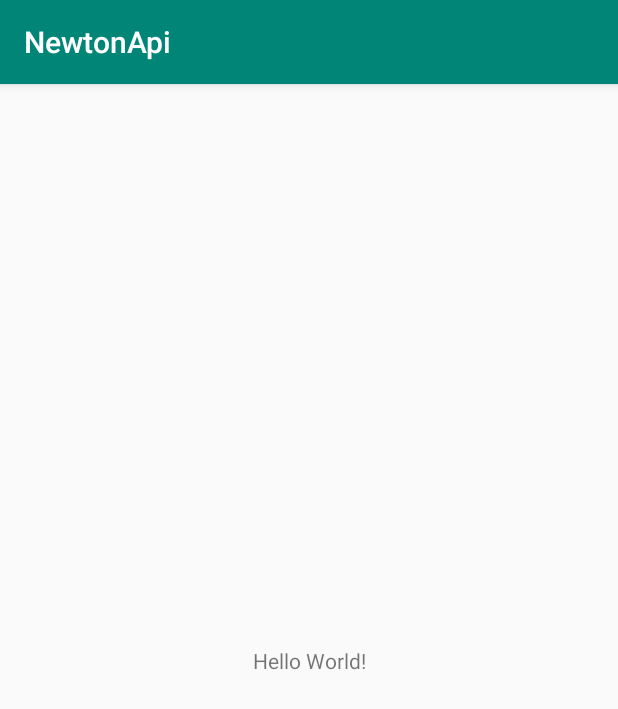
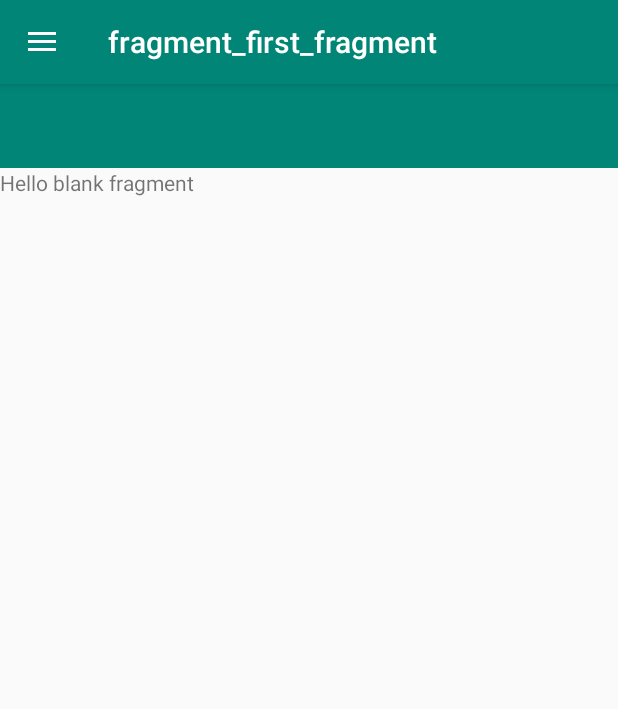
Before and after one commit to liluodii/NewtonApi, an Android app: the screen it shows after launch (MainActivity), on a phone screen of 412 x 824 dp. Shown: the top 709 px of the screen. Run offline under Robolectric (Android 15) with nearby library versions, the phone set to English and light mode, and no system bars; our stand-ins replace navigation-ui.

Commit message:
Files added

```diff
--- a/app/src/main/java/com/example/newtonapi/MainActivity.java
+++ b/app/src/main/java/com/example/newtonapi/MainActivity.java
@@ -1,14 +1,97 @@
 package com.example.newtonapi;
 
+import androidx.annotation.NonNull;
 import androidx.appcompat.app.AppCompatActivity;
+import androidx.appcompat.widget.Toolbar;
+import androidx.core.view.GravityCompat;
+import androidx.drawerlayout.widget.DrawerLayout;
+import androidx.navigation.NavController;
+import androidx.navigation.Navigation;
+import androidx.navigation.ui.NavigationUI;
 
 import android.os.Bundle;
+import android.view.MenuItem;
+import android.widget.Toast;
 
-public class MainActivity extends AppCompatActivity {
+import com.google.android.material.navigation.NavigationView;
+
+public class MainActivity extends AppCompatActivity implements NavigationView.OnNavigationItemSelectedListener {
+
+    public Toolbar toolbar;
+    public DrawerLayout drawerLayout;
+    public NavController navController;
+    public NavigationView navigationView;
 
     @Override
     protected void onCreate(Bundle savedInstanceState) {
         super.onCreate(savedInstanceState);
         setContentView(R.layout.activity_main);
+
+        setUpNavigation();
+
+    }
+
+    public void setUpNavigation(){
+//        toolbar = findViewById(R.id.toolbar);
+//        setSupportActionBar(toolbar);
+//        getSupportActionBar().setDisplayHomeAsUpEnabled(true);
+//        getSupportActionBar().setDisplayShowHomeEnabled(true);
+
+        drawerLayout = findViewById(R.id.drawer_layout);
+        navigationView = findViewById(R.id.navigationView);
+
+        navController = Navigation.findNavController(this,R.id.hostFragment);
+
+        NavigationUI.setupActionBarWithNavController(this,navController,drawerLayout);
+        NavigationUI.setupWithNavController(navigationView,navController);
+
+        navigationView.setNavigationItemSelectedListener(this);
+
+    }
+
+    @Override
+    public void onBackPressed() {
+
+        if (drawerLayout.isDrawerOpen(GravityCompat.START)){
+            drawerLayout.closeDrawer(GravityCompat.START);
+        }
+        else {
+            super.onBackPressed();
+
+        }
+
+    }
+
+
+    @Override
+    public boolean onSupportNavigateUp() {
+        return NavigationUI.navigateUp(Navigation.findNavController(this,R.id.hostFragment),drawerLayout);
+    }
+
+    @Override
+    public boolean onNavigationItemSelected(@NonNull MenuItem menuItem) {
+        menuItem.setCheckable(true); //to highlight the fragments
+        drawerLayout.closeDrawers();
+
+        int id = menuItem.getItemId();
+
+        switch (id){
+            case R.id.firstFragment:
+                Toast.makeText(getApplicationContext(),"first clicked",Toast.LENGTH_LONG).show();
+                navController.navigate(R.id.first_fragment);
+                break;
+            case R.id.secondFragment:
+                Toast.makeText(getApplicationContext(),"second clicked",Toast.LENGTH_LONG).show();
+                navController.navigate(R.id.second_fragment);
+                break;
+
+            case R.id.thirdFragment:
+                Toast.makeText(getApplicationContext(),"third clicked",Toast.LENGTH_LONG).show();
+                navController.navigate(R.id.third_fragment);
+                break;
+        }
+
+
+        return true;
     }
 }
--- /dev/null
+++ b/app/src/main/java/com/example/newtonapi/first_fragment.java
@@ -0,0 +1,30 @@
+package com.example.newtonapi;
+
+import android.os.Bundle;
+
+import androidx.fragment.app.Fragment;
+
+import android.view.LayoutInflater;
+import android.view.View;
+import android.view.ViewGroup;
+
+public class first_fragment extends Fragment {
+
+    public first_fragment() {
+        // Required empty public constructor
+    }
+
+    @Override
+    public void onCreate(Bundle savedInstanceState) {
+        super.onCreate(savedInstanceState);
+    }
+
+    @Override
+    public View onCreateView(LayoutInflater inflater, ViewGroup container,
+                             Bundle savedInstanceState) {
+        // Inflate the layout for this fragment
+        return inflater.inflate(R.layout.quadratic, container, false);
+    }
+
+
+}
--- a/app/src/main/res/layout/activity_main.xml
+++ b/app/src/main/res/layout/activity_main.xml
@@ -1,18 +1,43 @@
 <?xml version="1.0" encoding="utf-8"?>
-<androidx.constraintlayout.widget.ConstraintLayout xmlns:android="http://schemas.android.com/apk/res/android"
+<androidx.drawerlayout.widget.DrawerLayout xmlns:android="http://schemas.android.com/apk/res/android"
     xmlns:app="http://schemas.android.com/apk/res-auto"
     xmlns:tools="http://schemas.android.com/tools"
     android:layout_width="match_parent"
     android:layout_height="match_parent"
+    android:id="@+id/drawer_layout"
     tools:context=".MainActivity">
 
-    <TextView
+    <LinearLayout
+        android:orientation="vertical"
+        android:layout_width="match_parent"
+        android:layout_height="match_parent">
+
+
+        <androidx.appcompat.widget.Toolbar
+            android:id="@+id/toolbar"
+            android:layout_width="match_parent"
+            android:layout_height="?attr/actionBarSize"
+            android:background="@color/colorPrimary"
+            android:theme="@style/ThemeOverlay.AppCompat.Dark"/>
+
+        <fragment
+            android:layout_width="match_parent"
+            android:layout_height="match_parent"
+            android:id="@+id/hostFragment"
+            app:defaultNavHost="true"
+            android:name="androidx.navigation.fragment.NavHostFragment"
+            app:navGraph="@navigation/navigation_graph"/>
+
+    </LinearLayout>
+
+    <com.google.android.material.navigation.NavigationView
         android:layout_width="wrap_content"
-        android:layout_height="wrap_content"
-        android:text="Hello World!"
-        app:layout_constraintBottom_toBottomOf="parent"
-        app:layout_constraintLeft_toLeftOf="parent"
-        app:layout_constraintRight_toRightOf="parent"
-        app:layout_constraintTop_toTopOf="parent" />
+        android:layout_height="match_parent"
+        android:id="@+id/navigationView"
+        android:layout_gravity="start"
+        android:fitsSystemWindows="true"
+        app:headerLayout="@layout/header_layout"
+        app:menu="@menu/menu_layout"
+        />
 
-</androidx.constraintlayout.widget.ConstraintLayout>
+</androidx.drawerlayout.widget.DrawerLayout>
--- /dev/null
+++ b/app/src/main/res/layout/quadratic.xml
@@ -0,0 +1,14 @@
+<?xml version="1.0" encoding="utf-8"?>
+<FrameLayout xmlns:android="http://schemas.android.com/apk/res/android"
+    xmlns:tools="http://schemas.android.com/tools"
+    android:layout_width="match_parent"
+    android:layout_height="match_parent"
+    tools:context=".first_fragment">
+
+    <!-- TODO: Update blank fragment layout -->
+    <TextView
+        android:layout_width="match_parent"
+        android:layout_height="match_parent"
+        android:text="@string/hello_blank_fragment" />
+
+</FrameLayout>
--- /dev/null
+++ b/app/src/main/res/menu/menu_layout.xml
@@ -0,0 +1,19 @@
+<?xml version="1.0" encoding="utf-8"?>
+<menu xmlns:android="http://schemas.android.com/apk/res/android">
+
+
+    <group android:checkableBehavior="single">
+
+        <item android:id="@+id/firstFragment"
+            android:title="Quadratic"
+            />
+
+        <item android:id="@+id/secondFragment"
+            android:title="Geometry"
+            />
+        <item android:id="@+id/thirdFragment"
+            android:title="Logarithmic"
+            />
+
+    </group>
+</menu>
--- /dev/null
+++ b/app/src/main/res/navigation/navigation_graph.xml
@@ -0,0 +1,23 @@
+<?xml version="1.0" encoding="utf-8"?>
+<navigation xmlns:android="http://schemas.android.com/apk/res/android"
+    xmlns:app="http://schemas.android.com/apk/res-auto"
+    xmlns:tools="http://schemas.android.com/tools"
+    android:id="@+id/host_fragment"
+    app:startDestination="@id/first_fragment">
+
+    <fragment
+        android:id="@+id/first_fragment"
+        android:name="com.example.newtonapi.first_fragment"
+        android:label="fragment_first_fragment"
+        tools:layout="@layout/quadratic" />
+    <fragment
+        android:id="@+id/second_fragment"
+        android:name="com.example.newtonapi.Second_fragment"
+        android:label="fragment_second_fragment"
+        tools:layout="@layout/geometric" />
+    <fragment
+        android:id="@+id/third_fragment"
+        android:name="com.example.newtonapi.Third_fragment"
+        android:label="fragment_third_fragment"
+        tools:layout="@layout/logarithmic" />
+</navigation>
--- a/app/src/main/res/values/strings.xml
+++ b/app/src/main/res/values/strings.xml
@@ -1,3 +1,6 @@
 <resources>
     <string name="app_name">NewtonApi</string>
+
+    <!-- TODO: Remove or change this placeholder text -->
+    <string name="hello_blank_fragment">Hello blank fragment</string>
 </resources>
```
Also changed, not shown: app/build.gradle (+8 -0 lines), app/src/main/java/com/example/newtonapi/Bar.java (added, +21 -0 lines), app/src/main/java/com/example/newtonapi/Baz.java (added, +21 -0 lines), app/src/main/java/com/example/newtonapi/Example.java (added, +32 -0 lines), app/src/main/java/com/example/newtonapi/Foo.java (added, +21 -0 lines), app/src/main/java/com/example/newtonapi/Properties.java (added, +43 -0 lines), app/src/main/java/com/example/newtonapi/Second_fragment.java (added, +29 -0 lines), app/src/main/java/com/example/newtonapi/Third_fragment.java (added, +33 -0 lines), app/src/main/res/layout/geometric.xml (added, +14 -0 lines), app/src/main/res/layout/header_layout.xml (added, +22 -0 lines), app/src/main/res/layout/logarithmic.xml (added, +14 -0 lines).
